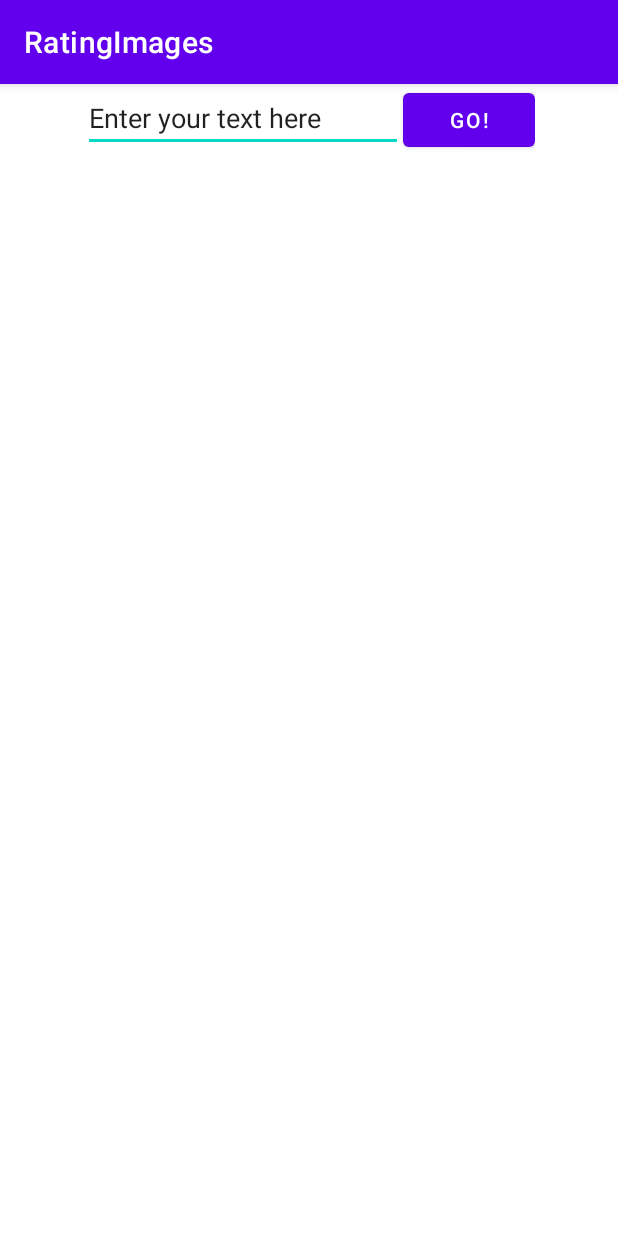
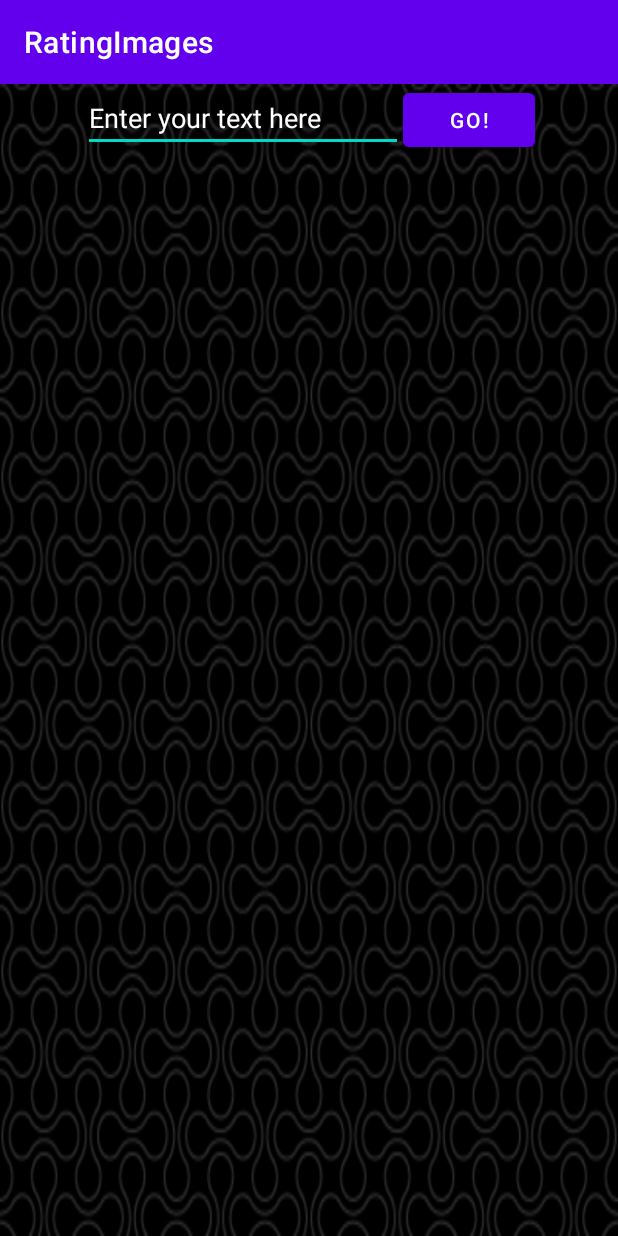
Before and after one commit to BrSTU-PO4-190333/6sem_RPOdMS, an Android app: the screen it shows after launch (MainActivity), on a phone screen of 412 x 824 dp. Run offline under Robolectric (Android 15) with nearby library versions, the phone set to English and light mode, and no system bars.

Commit message:
lab3/Galanin_Pavel : Added background

```diff
--- /dev/null
+++ b/lab3/gpi_src/gpi_rpodms6_lab3/app/src/main/res/drawable/backgroud.xml
@@ -0,0 +1,2 @@
+<?xml version="1.0" encoding="utf-8"?>
+<bitmap xmlns:android="http://schemas.android.com/apk/res/android" android:src="@drawable/got"></bitmap>
--- a/lab3/gpi_src/gpi_rpodms6_lab3/app/src/main/res/layout/activity_main.xml
+++ b/lab3/gpi_src/gpi_rpodms6_lab3/app/src/main/res/layout/activity_main.xml
@@ -4,7 +4,8 @@
     xmlns:tools="http://schemas.android.com/tools"
     android:layout_width="match_parent"
     android:layout_height="match_parent"
-    tools:context=".MainActivity">
+    tools:context=".MainActivity"
+    android:background="@drawable/backgroud">
 
     <LinearLayout
         android:id="@+id/linear1"
@@ -23,7 +24,9 @@
             android:ems="10"
             android:hint="@string/edit_message"
             android:inputType="textPersonName"
-            android:text="@string/edit_message">
+            android:text="@string/edit_message"
+            android:textColor="#ffffff"
+            android:textColorHint="#ffffff">
 
             <requestFocus />
         </EditText>
```
Also changed, not shown: lab3/gpi_src/gpi_rpodms6_lab3/app/src/main/res/drawable/got.png (added).
